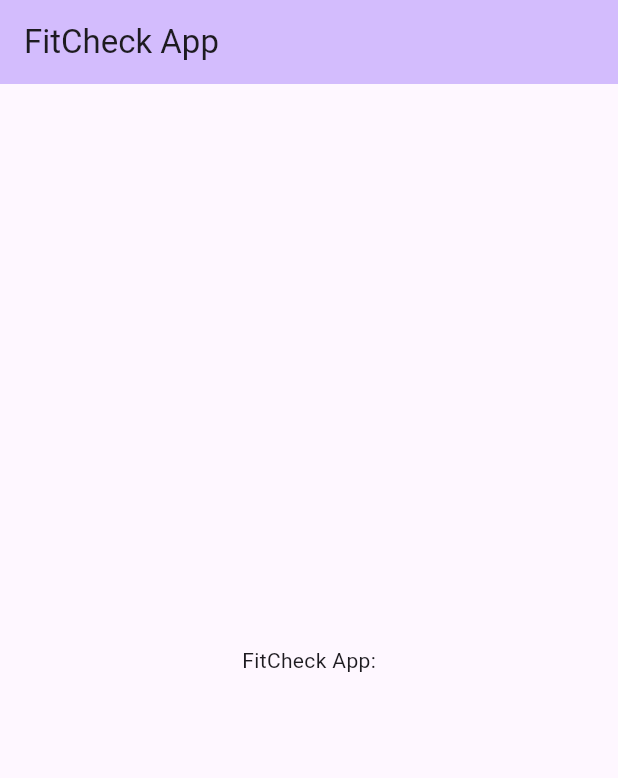
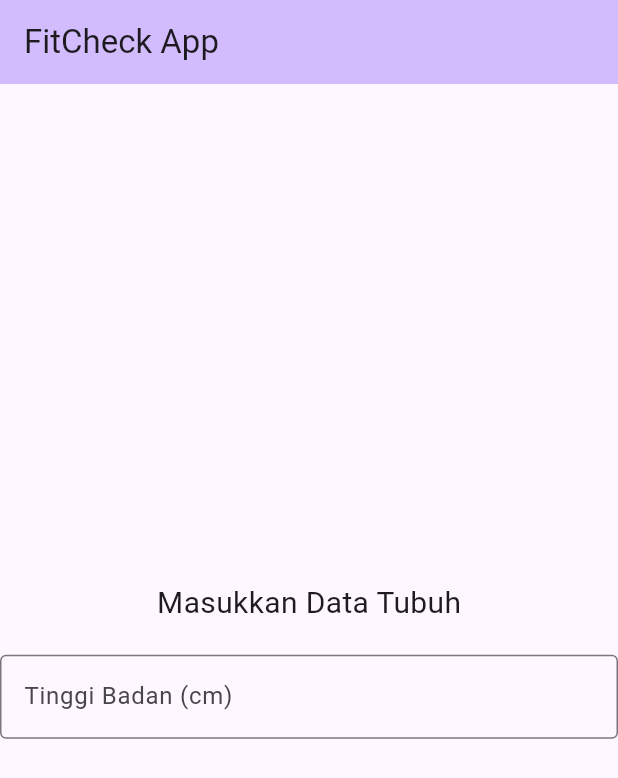
Before and after one commit to haikalassiddiqqi/uas_fitcheck_kalori, a Flutter app: the screen it shows after launch, on a phone screen of 412 x 824 dp. Shown: the top 778 px of the screen. Run offline on Flutter 3.47's test engine with Material 3 defaults, Android fonts, the phone set to English and light mode, and no system bars.

Commit message:
menambahkan input tinggi badan

```diff
--- a/lib/main.dart
+++ b/lib/main.dart
@@ -86,6 +86,23 @@ class _MyHomePageState extends State<MyHomePage> {
         // Center is a layout widget. It takes a single child and positions it
         // in the middle of the parent.
         child: Column(
+          mainAxisAlignment: MainAxisAlignment.center, // Perhatikan penulisan 'Alignment'
+children: <Widget>[
+  Text(
+    'Masukkan Data Tubuh',
+    style: TextStyle(fontSize: 20), // Style sekarang ada di dalam kurung Text
+  ),
+    // TARUH DI SINI:
+  const SizedBox(height: 20),
+  TextField(
+    keyboardType: TextInputType.number,
+    decoration: InputDecoration(
+      labelText: 'Tinggi Badan (cm)',
+      border: OutlineInputBorder(),
+    ),
+  ),// Jangan lupa koma atau kurung tutupnya
+],
+
           // Column is also a layout widget. It takes a list of children and
           // arranges them vertically. By default, it sizes itself to fit its
           // children horizontally, and tries to be as tall as its parent.
@@ -99,11 +116,7 @@ class _MyHomePageState extends State<MyHomePage> {
           // TRY THIS: Invoke "debug painting" (choose the "Toggle Debug Paint"
           // action in the IDE, or press "p" in the console), to see the
           // wireframe for each widget.
-          mainAxisAlignment: .center,
-          children: [
-            const Text('FitCheck App:'),
 
-          ],
         ),
       ),
 
```
